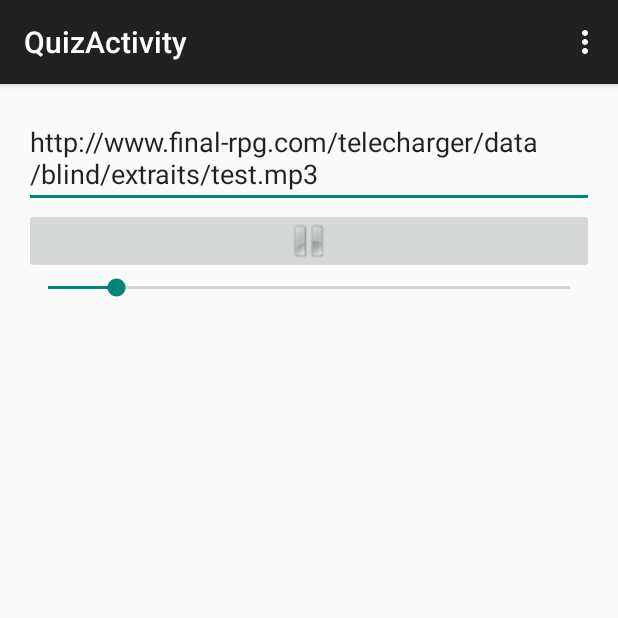
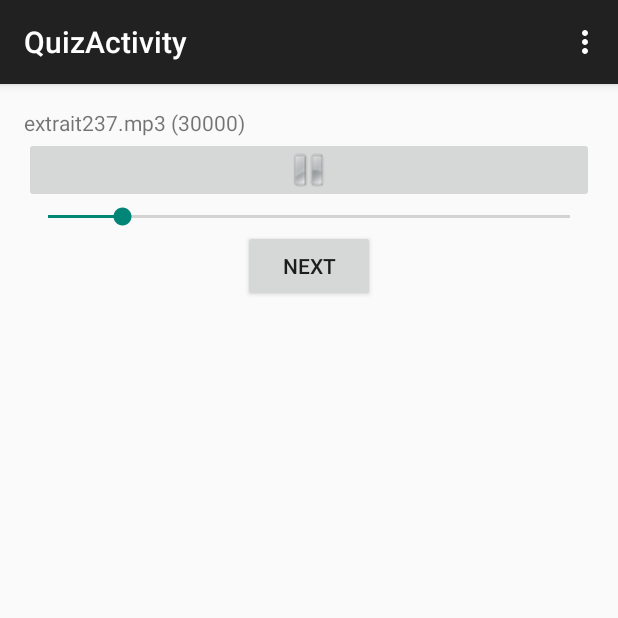
Before and after one commit to Noxalus/Video-Game-Blind-Test-Android, an Android app: the QuizActivity screen opened directly, with no data from a screen before it, in the options menu, after a tap on "Settings", on a phone screen of 412 x 824 dp, the top half of it. Run offline under Robolectric (Android 15) with nearby library versions, the phone set to English and light mode, and no system bars.

Commit message:
Update QuizActivity to stream a random extract from the web.

```diff
--- a/VGBT/app/src/main/java/vgbt/noxalus/com/videogameblindtest/QuizActivity.java
+++ b/VGBT/app/src/main/java/vgbt/noxalus/com/videogameblindtest/QuizActivity.java
@@ -1,7 +1,10 @@
 package vgbt.noxalus.com.videogameblindtest;
 
+import android.content.Intent;
+import android.media.AudioManager;
 import android.support.v7.app.ActionBarActivity;
 import android.os.Bundle;
+import android.util.Log;
 import android.view.Menu;
 import android.view.MenuItem;
 import android.media.MediaPlayer;
@@ -12,20 +15,26 @@ import android.view.MotionEvent;
 import android.view.View;
 import android.view.View.OnClickListener;
 import android.view.View.OnTouchListener;
-import android.widget.EditText;
+import android.widget.Button;
 import android.widget.ImageButton;
 import android.widget.SeekBar;
+import android.widget.TextView;
+
+import java.util.Random;
 
 public class QuizActivity extends ActionBarActivity implements OnClickListener, OnTouchListener, OnCompletionListener, OnBufferingUpdateListener {
 
     private ImageButton buttonPlayPause;
     private SeekBar seekBarProgress;
-    public EditText editTextSongURL;
+    public TextView musicNameTextView;
 
     private MediaPlayer mediaPlayer;
     private int mediaFileLengthInMilliseconds;
 
     private final Handler handler = new Handler();
+
+    Random r;
+    private int currentMusicId;
 
     @Override
     protected void onCreate(Bundle savedInstanceState) {
@@ -38,15 +47,74 @@ public class QuizActivity extends ActionBarActivity implements OnClickListener,
         buttonPlayPause = (ImageButton)findViewById(R.id.ButtonTestPlayPause);
         buttonPlayPause.setOnClickListener(this);
 
+        musicNameTextView = (TextView)findViewById(R.id.musicName);
+
         seekBarProgress = (SeekBar)findViewById(R.id.SeekBarTestPlay);
         seekBarProgress.setMax(99); // It means 100% .0-99
         seekBarProgress.setOnTouchListener(this);
-        editTextSongURL = (EditText)findViewById(R.id.EditTextSongURL);
-        editTextSongURL.setText(R.string.testsong);
 
         mediaPlayer = new MediaPlayer();
+        mediaPlayer.setAudioStreamType(AudioManager.STREAM_MUSIC);
         mediaPlayer.setOnBufferingUpdateListener(this);
         mediaPlayer.setOnCompletionListener(this);
+
+        mediaPlayer.setOnPreparedListener(new MediaPlayer.OnPreparedListener() {
+            @Override
+            public void onPrepared(MediaPlayer mp) {
+                if (!mediaPlayer.isPlaying()) {
+
+                    mediaFileLengthInMilliseconds = mediaPlayer.getDuration();
+
+                    mediaPlayer.start();
+
+                    musicNameTextView.setText("extrait" + currentMusicId + ".mp3 (" + mediaFileLengthInMilliseconds + ")");
+
+                    buttonPlayPause.setImageResource(R.drawable.button_pause);
+                    primarySeekBarProgressUpdater();
+                }
+            }
+        });
+
+        r = new Random();
+
+        Button nextButton = (Button)findViewById(R.id.nextButton);
+        nextButton.setOnClickListener((new View.OnClickListener() {
+            @Override
+            public void onClick(View v) {
+                nextMusic();
+            }
+        }));
+
+        nextMusic();
+    }
+
+    private void generateNewRandomId()
+    {
+        currentMusicId = r.nextInt(252) + 1;
+    }
+
+    private void nextMusic()
+    {
+        generateNewRandomId();
+
+        if (mediaPlayer.isPlaying()) {
+            mediaPlayer.stop();
+        }
+
+        mediaPlayer.reset();
+
+        loadMusic();
+    }
+
+    private void loadMusic()
+    {
+        try {
+            String currentMusicUrl = getResources().getString(R.string.baseUrl) + "extrait" + currentMusicId + ".mp3";
+            mediaPlayer.setDataSource(currentMusicUrl);
+            mediaPlayer.prepareAsync();
+        } catch (Exception e) {
+            e.printStackTrace();
+        }
     }
 
     private void primarySeekBarProgressUpdater() {
@@ -65,15 +133,7 @@ public class QuizActivity extends ActionBarActivity implements OnClickListener,
     @Override
     public void onClick(View v) {
         if(v.getId() == R.id.ButtonTestPlayPause){
-
-            try {
-                mediaPlayer.setDataSource(editTextSongURL.getText().toString());
-                mediaPlayer.prepare();
-            } catch (Exception e) {
-                e.printStackTrace();
-            }
-
-            mediaFileLengthInMilliseconds = mediaPlayer.getDuration();
+            loadMusic();
 
             if(!mediaPlayer.isPlaying()){
                 mediaPlayer.start();
--- a/VGBT/app/src/main/res/layout/activity_quiz.xml
+++ b/VGBT/app/src/main/res/layout/activity_quiz.xml
@@ -6,8 +6,8 @@
     android:paddingBottom="@dimen/activity_vertical_margin"
     tools:context="vgbt.noxalus.com.videogameblindtest.QuizActivity">
 
-    <EditText
-        android:id="@+id/EditTextSongURL"
+    <TextView
+        android:id="@+id/musicName"
         android:layout_width="wrap_content"
         android:layout_height="wrap_content"
         android:layout_alignParentLeft="true"
@@ -23,13 +23,13 @@
 
         <requestFocus />
 
-    </EditText>
+    </TextView>
 
     <ImageButton
         android:id="@+id/ButtonTestPlayPause"
         android:layout_width="match_parent"
         android:layout_height="wrap_content"
-        android:layout_below="@+id/EditTextSongURL"
+        android:layout_below="@+id/musicName"
         android:layout_centerHorizontal="true"
         android:contentDescription="TestPlayPause"
         android:onClick="onClick"
@@ -42,4 +42,12 @@
         android:layout_alignParentLeft="true"
         android:layout_below="@+id/ButtonTestPlayPause" />
 
+    <Button
+        android:layout_width="wrap_content"
+        android:layout_height="wrap_content"
+        android:text="Next"
+        android:id="@+id/nextButton"
+        android:layout_below="@+id/SeekBarTestPlay"
+        android:layout_centerHorizontal="true" />
+
 </RelativeLayout>
--- a/VGBT/app/src/main/res/values/strings.xml
+++ b/VGBT/app/src/main/res/values/strings.xml
@@ -6,5 +6,5 @@
     <string name="action_settings">Settings</string>
     <string name="title_activity_quiz">QuizActivity</string>
 
-    <string name="testsong">http://www.final-rpg.com/telecharger/data/blind/extraits/test.mp3</string>
+    <string name="baseUrl">http://www.final-rpg.com/telecharger/data/blind/extraits/</string>
 </resources>
```
